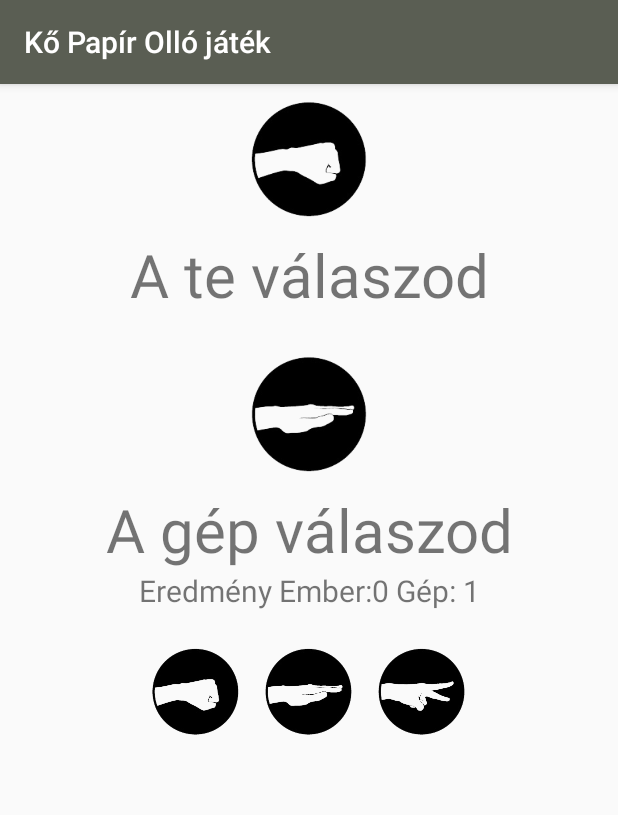
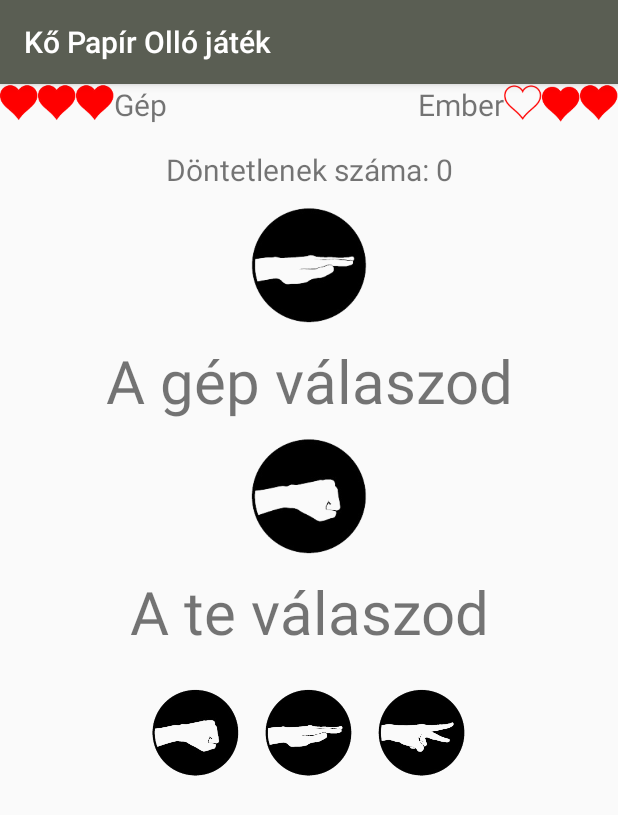
Before and after one commit to bbjpni/KoPapirOllo, an Android app: the screen it shows after launch (MainActivity), after a tap on an icon or button, on a phone screen of 412 x 824 dp. Shown: the top 815 px of the screen. Run offline under Robolectric (Android 15) with nearby library versions, the light colour scheme and no system bars.

Commit message:
TELJESEN KESZ

```diff
--- a/app/src/main/java/com/bzsomi/KoPapirOllo/MainActivity.java
+++ b/app/src/main/java/com/bzsomi/KoPapirOllo/MainActivity.java
@@ -19,9 +19,10 @@ import java.util.Random;
 
 public class MainActivity extends AppCompatActivity{
     private ImageView imgC, imgH;
-    private TextView textC, textG, textH;
+    private ImageView imgHH1, imgHH2, imgHH3, imgCH1, imgCH2, imgCH3;
+    private TextView textC, textG, textH, textS;
     private Button btnK, btnP, btnO;
-    int hpH, hpC;
+    int hpH, hpC, same;
 
     @Override
     protected void onCreate(Bundle savedInstanceState) {
@@ -33,7 +34,7 @@ public class MainActivity extends AppCompatActivity{
         btnK.setOnClickListener(new View.OnClickListener() {
             @Override
             public void onClick(View v) {
-                    imgH.setImageResource(R.drawable.rock);
+                imgH.setImageResource(R.drawable.rock);
                 Genrated(0);
             }
         });
@@ -54,17 +55,23 @@ public class MainActivity extends AppCompatActivity{
     }
 
     private void intit() {
+        imgCH1 = findViewById(R.id.imgComputerH1);
+        imgCH2 = findViewById(R.id.imgComputerH2);
+        imgCH3 = findViewById(R.id.imgComputerH3);
+        imgHH1 = findViewById(R.id.imgHumanH1);
+        imgHH2 = findViewById(R.id.imgHumanH2);
+        imgHH3 = findViewById(R.id.imgHumanH3);
         imgC = findViewById(R.id.imgComputer);
         textC = findViewById(R.id.textComputer);
         textH = findViewById(R.id.textHuman);
-        textG = findViewById(R.id.textMenet);
+        textS = findViewById(R.id.textSame);
         imgH = findViewById(R.id.imgHuman);
         btnK = findViewById(R.id.btnKo);
         btnP = findViewById(R.id.btnPapir);
         btnO = findViewById(R.id.btnOllo);
-        textG.setText("Eredmény Ember:0 Gép: 0");
         hpC = 0;
         hpH = 0;
+        same = 0;
     }
 
     public void Genrated(int tipp) {
@@ -73,13 +80,12 @@ public class MainActivity extends AppCompatActivity{
         if (szam == 0){imgC.setImageResource(R.drawable.rock);}
         else if (szam == 1){imgC.setImageResource(R.drawable.paper);}
         else if (szam == 2){imgC.setImageResource(R.drawable.scissors);}
-        //textG.setText(tipp==0 && szam==2 || tipp == 1 && szam == 0 || tipp == 2 && szam == 1 ? "nyert" : szam == tipp ? "döntetlen" : "vesztet");
         String back = (tipp==0 && szam==2 || tipp == 1 && szam == 0 || tipp == 2 && szam == 1 ? "nyert" : szam == tipp ? "döntetlen" : "vesztet");
         Toast.makeText(getApplicationContext(), back, Toast.LENGTH_SHORT).show();
-        if (tipp==0 && szam==2 || tipp == 1 && szam == 0 || tipp == 2 && szam == 1){hpH++;}
-        else if(szam == tipp){}
-        else{hpC++;}
-        textG.setText("Eredmény Ember:"+hpH+" Gép: "+hpC);
+        if (tipp==0 && szam==2 || tipp == 1 && szam == 0 || tipp == 2 && szam == 1){hpH++; HeartDown(false);}
+        else if(szam == tipp){same++;}
+        else{hpC++; HeartDown(true);}
+        textS.setText("Döntetlenek száma: "+same);
         Alerter();
     }
 
@@ -90,13 +96,38 @@ public class MainActivity extends AppCompatActivity{
             alert.setMessage("Szeretne újra játszani");
             alert.setNegativeButton("Igen", new DialogInterface.OnClickListener() {
                 @Override
-                public void onClick(DialogInterface dialog, int which) { intit(); }
+                public void onClick(DialogInterface dialog, int which) { Reload(); }
             });
             alert.setPositiveButton("Nem", new DialogInterface.OnClickListener() {
                 @Override
                 public void onClick(DialogInterface dialog, int which) { System.exit(0); }
             });
+            alert.setCancelable(false);
             alert.create().show();
         }
     }
+
+    public void HeartUp(){
+        imgCH1.setImageResource(R.drawable.heart2);
+        imgCH2.setImageResource(R.drawable.heart2);
+        imgCH3.setImageResource(R.drawable.heart2);
+        imgHH1.setImageResource(R.drawable.heart2);
+        imgHH2.setImageResource(R.drawable.heart2);
+        imgHH3.setImageResource(R.drawable.heart2);
+    }
+
+    public void HeartDown(boolean player){
+        if (hpC == 3 && player){ imgHH3.setImageResource(R.drawable.heart1); }
+        else if (hpC == 2 && player){ imgHH2.setImageResource(R.drawable.heart1); }
+        else if (hpC == 1 && player){ imgHH1.setImageResource(R.drawable.heart1); }
+        else if (hpH == 3 && !player){ imgCH3.setImageResource(R.drawable.heart1); }
+        else if (hpH == 2 && !player){ imgCH2.setImageResource(R.drawable.heart1); }
+        else if (hpH == 1 && !player){ imgCH1.setImageResource(R.drawable.heart1); }
+    }
+
+    public void Reload(){
+        intit();
+        textS.setText("Döntetlenek száma: 0");
+        HeartUp();
+    }
 }
--- a/app/src/main/res/layout/activity_main.xml
+++ b/app/src/main/res/layout/activity_main.xml
@@ -11,6 +11,104 @@
         android:layout_width="match_parent"
         android:layout_height="wrap_content"
         android:orientation="vertical">
+
+        <LinearLayout
+            android:layout_width="match_parent"
+            android:layout_height="wrap_content">
+
+            <LinearLayout
+                android:layout_width="210dp"
+                android:layout_height="match_parent"
+                android:layout_gravity="left"
+                android:gravity="left"
+                android:orientation="horizontal">
+
+                <ImageView
+                    android:id="@+id/imgComputerH3"
+                    android:layout_width="25dp"
+                    android:layout_height="25dp"
+                    android:src="@drawable/heart2" />
+
+                <ImageView
+                    android:id="@+id/imgComputerH2"
+                    android:layout_width="25dp"
+                    android:layout_height="25dp"
+                    android:src="@drawable/heart2" />
+
+                <ImageView
+                    android:id="@+id/imgComputerH1"
+                    android:layout_width="25dp"
+                    android:layout_height="25dp"
+                    android:src="@drawable/heart2" />
+
+                <TextView
+                    android:layout_width="wrap_content"
+                    android:layout_height="wrap_content"
+                    android:text="Gép"
+                    android:textSize="20dp" />
+
+            </LinearLayout>
+
+            <LinearLayout
+                android:layout_width="match_parent"
+                android:layout_height="wrap_content"
+                android:layout_gravity="right"
+                android:gravity="right"
+                android:orientation="horizontal">
+                <TextView
+                    android:layout_width="wrap_content"
+                    android:layout_height="wrap_content"
+                    android:text="Ember"
+                    android:textSize="20dp" />
+                <ImageView
+                    android:id="@+id/imgHumanH1"
+                    android:layout_width="25dp"
+                    android:layout_height="25dp"
+                    android:src="@drawable/heart2" />
+
+                <ImageView
+                    android:id="@+id/imgHumanH2"
+                    android:layout_width="25dp"
+                    android:layout_height="match_parent"
+                    android:src="@drawable/heart2" />
+
+                <ImageView
+                    android:id="@+id/imgHumanH3"
+                    android:layout_width="25dp"
+                    android:layout_height="25dp"
+                    android:src="@drawable/heart2" />
+
+            </LinearLayout>
+
+
+
+        </LinearLayout>
+
+        <TextView
+            android:layout_width="match_parent"
+            android:layout_height="wrap_content"
+            android:textSize="20dp"
+            android:text="Döntetlenek száma: 0"
+            android:id="@+id/textSame"
+            android:gravity="center"
+            android:layout_marginTop="16dp"
+            />
+
+        <ImageView
+            android:layout_width="100dp"
+            android:layout_height="100dp"
+            android:id="@+id/imgComputer"
+            android:src="@drawable/rock"
+            android:layout_gravity="center"
+            />
+        <TextView
+            android:layout_width="match_parent"
+            android:layout_height="wrap_content"
+            android:textSize="40dp"
+            android:text="A gép válaszod"
+            android:gravity="center"
+            android:id="@+id/textComputer"
+            />
         <ImageView
             android:layout_width="100dp"
             android:layout_height="100dp"
@@ -26,32 +124,6 @@
             android:id="@+id/textHuman"
             android:gravity="center"
             />
-
-        <ImageView
-            android:layout_width="100dp"
-            android:layout_height="100dp"
-            android:id="@+id/imgComputer"
-            android:src="@drawable/rock"
-            android:layout_gravity="center"
-            android:layout_marginTop="16dp"
-            />
-        <TextView
-            android:layout_width="match_parent"
-            android:layout_height="wrap_content"
-            android:textSize="40dp"
-            android:text="A gép válaszod"
-            android:gravity="center"
-            android:id="@+id/textComputer"
-            />
-        <TextView
-            android:layout_width="match_parent"
-            android:layout_height="wrap_content"
-            android:textSize="20dp"
-            android:text="Eredmény Ember:0 Gép: 0"
-            android:id="@+id/textMenet"
-            android:gravity="center"
-            />
-
 
     </LinearLayout>
 
```
Also changed, not shown: app/src/main/res/drawable/heart1.png (added), app/src/main/res/drawable/heart2.png (added).
